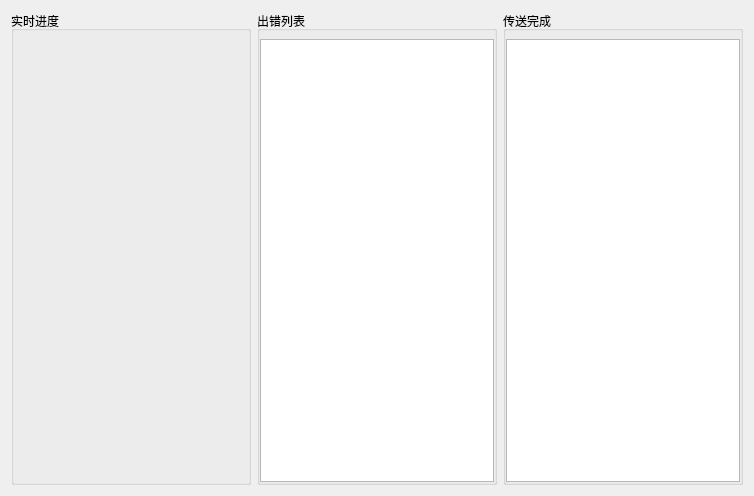
The window that tools/ota_updater/progres/pro_widget.ui (ChinaClever/MPro-App) describes before a commit, drawn with Qt 5.
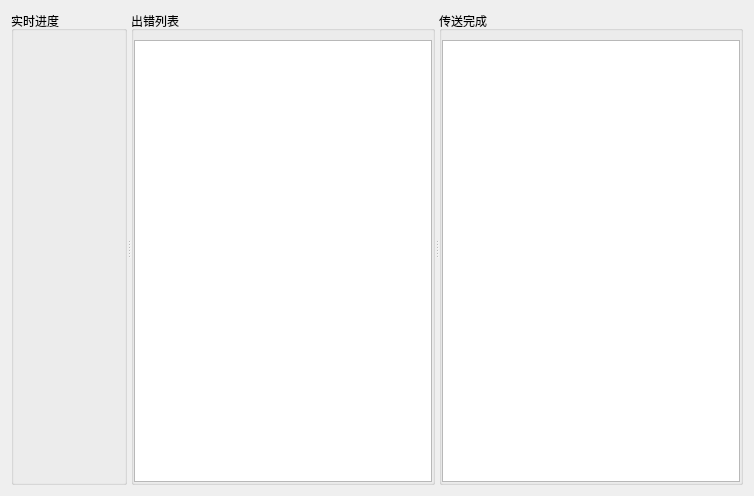
The same window after the commit.

```diff
--- a/tools/ota_updater/progres/pro_widget.ui
+++ b/tools/ota_updater/progres/pro_widget.ui
@@ -15,20 +15,16 @@
   </property>
   <layout class="QGridLayout" name="gridLayout">
    <item row="0" column="0">
+    <widget class="QSplitter" name="splitter">
+     <property name="orientation">
+      <enum>Qt::Horizontal</enum>
+     </property>
     <widget class="QGroupBox" name="groupBox">
      <property name="title">
       <string>实时进度</string>
      </property>
     </widget>
-   </item>
-   <item row="0" column="1">
     <widget class="QGroupBox" name="groupBox_3">
-     <property name="maximumSize">
-      <size>
-       <width>240</width>
-       <height>16777215</height>
-      </size>
-     </property>
      <property name="title">
       <string>出错列表</string>
      </property>
@@ -36,9 +32,6 @@
       <property name="leftMargin">
        <number>0</number>
       </property>
-      <property name="topMargin">
-       <number>8</number>
-      </property>
       <property name="rightMargin">
        <number>0</number>
       </property>
@@ -54,15 +47,7 @@
       </item>
      </layout>
     </widget>
-   </item>
-   <item row="0" column="2">
     <widget class="QGroupBox" name="groupBox_4">
-     <property name="maximumSize">
-      <size>
-       <width>240</width>
-       <height>16777215</height>
-      </size>
-     </property>
      <property name="title">
       <string>传送完成</string>
      </property>
@@ -70,9 +55,6 @@
       <property name="leftMargin">
        <number>0</number>
       </property>
-      <property name="topMargin">
-       <number>8</number>
-      </property>
       <property name="rightMargin">
        <number>0</number>
       </property>
@@ -87,6 +69,7 @@
        </widget>
       </item>
      </layout>
+     </widget>
     </widget>
    </item>
   </layout>
```
Left out of the diff: 4 changed lines with no effect on the pictures. Lines whose indentation alone changed are shown as unchanged.
